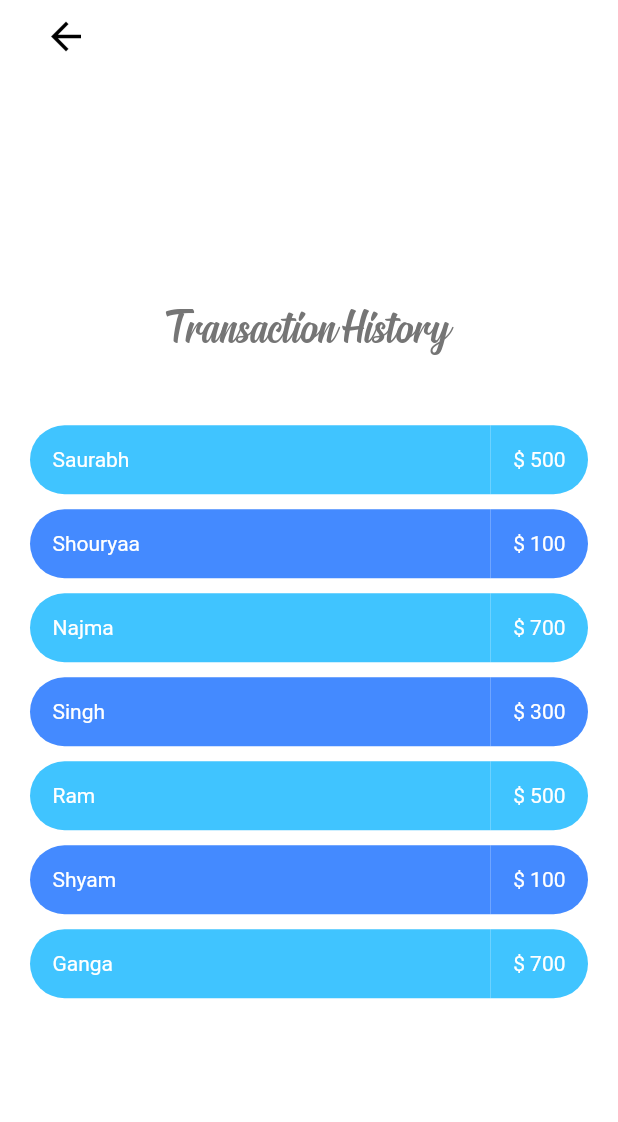
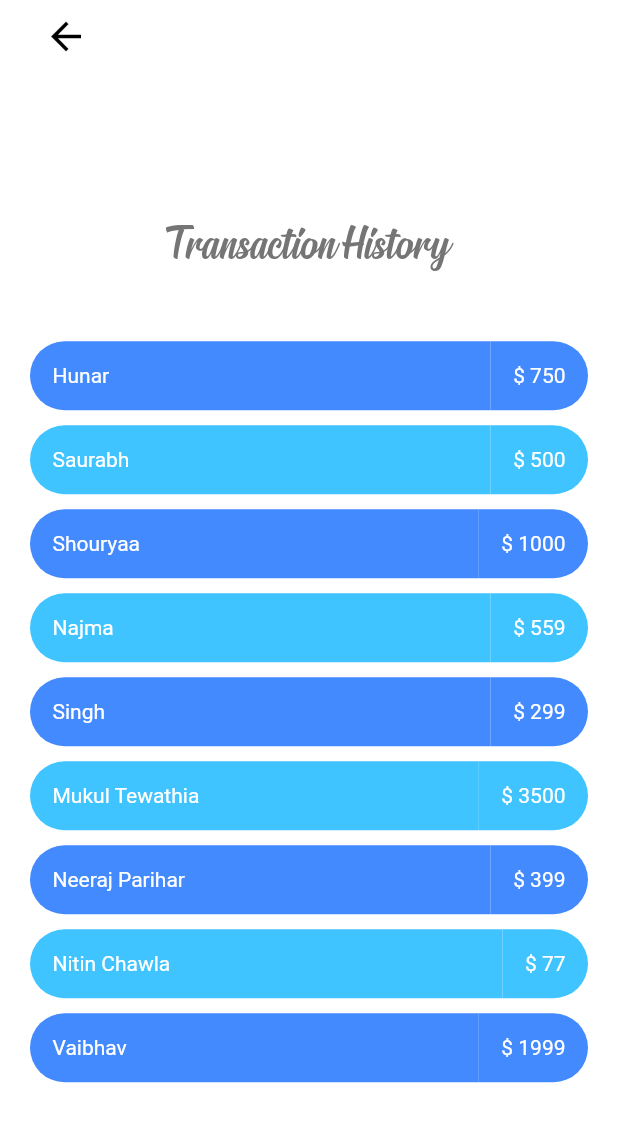
Before and after one commit to najma510/Visa-Pay, a Flutter app: the TransactionScreen screen opened by its route, on a phone screen of 412 x 824 dp. Shown: the top 1122 px of the screen. Run offline on Flutter 3.47's test engine with Material 2 defaults, Android fonts, the phone set to English and light mode, and no system bars; our stand-ins replace circular_profile_avatar, flutter_credit_card, modal_progress_hud.

Commit message:
changes made

```diff
--- a/lib/screens/transaction_screen.dart
+++ b/lib/screens/transaction_screen.dart
@@ -46,39 +46,49 @@ class _TransactionScreenState extends State<TransactionScreen> {
                       height: 40.0,
                     ),
                     TransactionList(
+                      name: "Hunar",
+                      amount: 750,
+                      colour: Colors.blueAccent,
+                    ),
+                    TransactionList(
                       name: "Saurabh",
                       amount: 500,
                       colour: Colors.lightBlueAccent,
                     ),
                     TransactionList(
                       name: "Shouryaa",
-                      amount: 100,
+                      amount: 1000,
                       colour: Colors.blueAccent,
                     ),
                     TransactionList(
                       name: "Najma",
-                      amount: 700,
+                      amount: 559,
                       colour: Colors.lightBlueAccent,
                     ),
                     TransactionList(
                       name: "Singh",
-                      amount: 300,
+                      amount: 299,
                       colour: Colors.blueAccent,
                     ),
                     TransactionList(
-                      name: "Ram",
-                      amount: 500,
+                      name: "Mukul Tewathia",
+                      amount: 3500,
                       colour: Colors.lightBlueAccent,
                     ),
                     TransactionList(
-                      name: "Shyam",
-                      amount: 100,
+                      name: "Neeraj Parihar",
+                      amount: 399,
                       colour: Colors.blueAccent,
                     ),
                     TransactionList(
-                      name: "Ganga",
-                      amount: 700,
+                      name: "Nitin Chawla",
+                      amount: 77,
                       colour: Colors.lightBlueAccent,
+                    ),
+                    TransactionList(
+                      name: "Vaibhav",
+                      amount: 1999,
+                      colour: Colors.blueAccent,
                     ),
                   ],
                 ),
```
